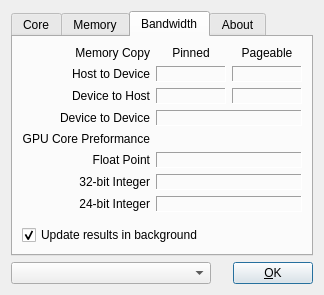
spainnoobperez/cuda-z, file ui/czdialog.ui: the form before one commit.
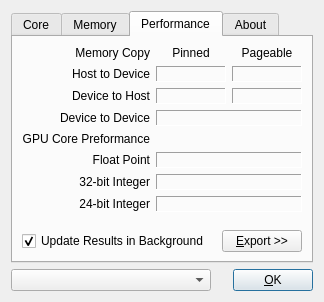
The form after the commit. The open tabs and pages were chosen to show the change. Icons and pictures are not drawn.

Commit message: export to text implemented + unknown device image updated

```diff
--- a/ui/czdialog.ui
+++ b/ui/czdialog.ui
@@ -6,7 +6,7 @@
     <x>0</x>
     <y>0</y>
     <width>324</width>
-    <height>295</height>
+    <height>302</height>
    </rect>
   </property>
   <property name="windowTitle" >
@@ -572,11 +572,11 @@
         <x>0</x>
         <y>0</y>
         <width>300</width>
-        <height>217</height>
+        <height>224</height>
        </rect>
       </property>
       <attribute name="title" >
-       <string>Bandwidth</string>
+       <string>Performance</string>
       </attribute>
       <layout class="QGridLayout" name="gridLayout_4" >
        <item row="0" column="0" >
@@ -821,15 +821,39 @@
         </spacer>
        </item>
        <item row="9" column="0" colspan="3" >
+        <layout class="QHBoxLayout" name="horizontalLayout_4" >
+         <item>
         <widget class="QCheckBox" name="checkUpdateResults" >
          <property name="text" >
-          <string>Update results in background</string>
+            <string>Update Results in Background</string>
          </property>
          <property name="checked" >
           <bool>true</bool>
          </property>
         </widget>
        </item>
+         <item>
+          <spacer name="horizontalSpacer_4" >
+           <property name="orientation" >
+            <enum>Qt::Horizontal</enum>
+           </property>
+           <property name="sizeHint" stdset="0" >
+            <size>
+             <width>17</width>
+             <height>20</height>
+            </size>
+           </property>
+          </spacer>
+         </item>
+         <item>
+          <widget class="QPushButton" name="pushExport" >
+           <property name="text" >
+            <string>&amp;Export >></string>
+           </property>
+          </widget>
+         </item>
+        </layout>
+       </item>
       </layout>
      </widget>
      <widget class="QWidget" name="tabAbout" >
```
Left out of the diff: 8 changed lines with no effect on the pictures. Lines whose indentation alone changed are shown as unchanged. The commit also changes 4 other files.
